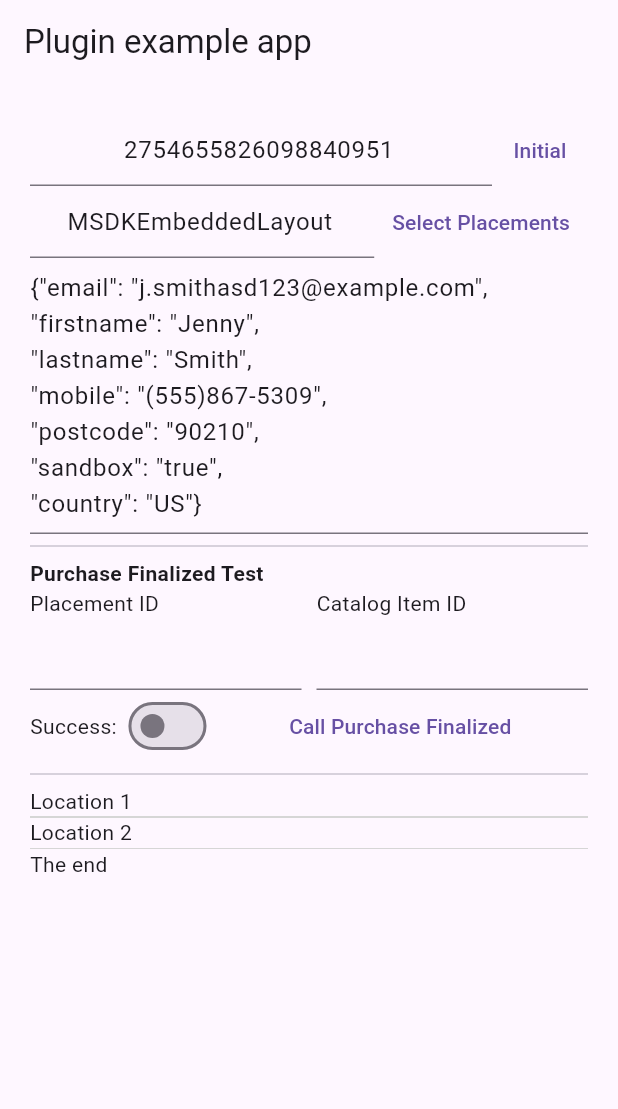
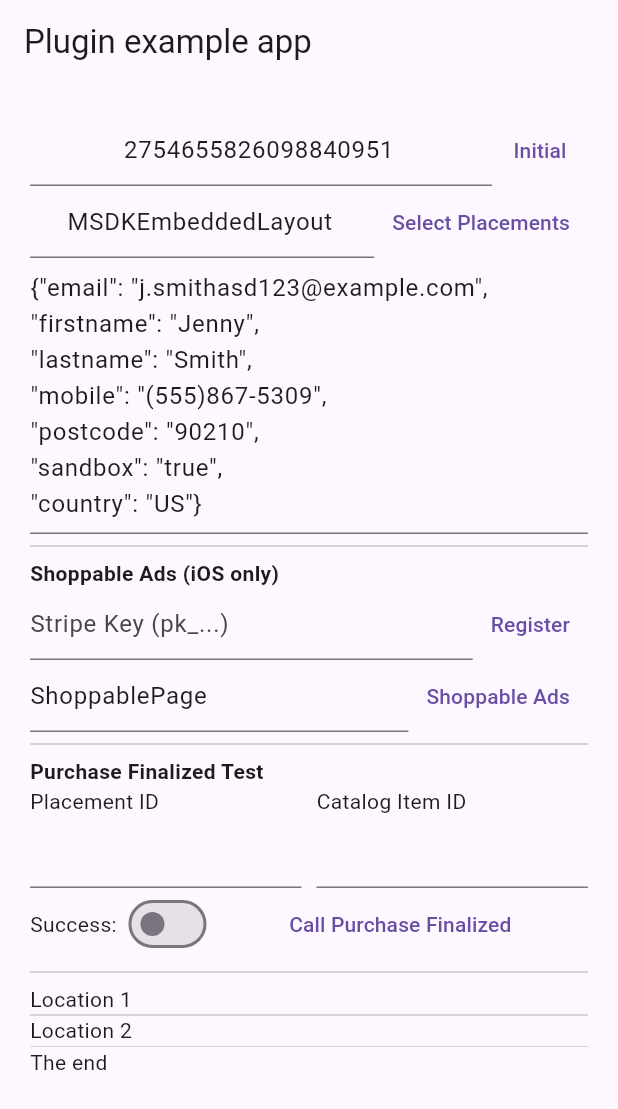
Before and after one commit to ROKT/rokt-sdk-flutter, a Flutter app: the screen it shows after launch, on a phone screen of 412 x 824 dp. Shown: the top 1109 px of the screen. Run offline on Flutter 3.47's test engine with Material 3 defaults, Android fonts, the phone set to English and light mode, and no system bars; grey boxes are pictures that could not be loaded.

Commit message:
docs: add shoppable ads migration guide, README, changelog, and example
- MIGRATING.md: shoppable ads section with payment extension and event examples
- README.md: shoppable ads usage section (iOS only)
- CHANGELOG.md: 5.0.0 release notes with all additions, changes, removals
- Example app: UI for registerPaymentExtension and selectShoppableAds

Made-with: Cursor

```diff
--- a/example/lib/main.dart
+++ b/example/lib/main.dart
@@ -22,6 +22,9 @@ class _MyAppState extends State<MyApp> {
       TextEditingController(text: constants.defaultViewName);
   final attributesController =
       TextEditingController(text: constants.defaultAttributes);
+  final shoppableViewNameController =
+      TextEditingController(text: "ShoppablePage");
+  final stripeKeyController = TextEditingController(text: "");
   final placementIdController = TextEditingController(text: "");
   final catalogItemIdController = TextEditingController(text: "");
   bool purchaseSuccess = false;
@@ -96,6 +99,53 @@ class _MyAppState extends State<MyApp> {
                             keyboardType: TextInputType.multiline,
                             maxLines: null),
                         const Divider(),
+                        const Text("Shoppable Ads (iOS only)",
+                            style: TextStyle(fontWeight: FontWeight.bold)),
+                        Row(
+                          children: [
+                            Expanded(
+                              child: TextField(
+                                controller: stripeKeyController,
+                                decoration: const InputDecoration(
+                                    hintText: "Stripe Key (pk_...)"),
+                              ),
+                            ),
+                            TextButton(
+                              child: const Text('Register'),
+                              onPressed: () {
+                                RoktSdk.registerPaymentExtension(
+                                  extensionType: 'stripe',
+                                  config: {
+                                    'stripeKey': stripeKeyController.text
+                                  },
+                                );
+                                debugPrint("rokt_sdk payment extension registered");
+                              },
+                            ),
+                          ],
+                        ),
+                        Row(
+                          children: [
+                            Expanded(
+                              child: TextField(
+                                controller: shoppableViewNameController,
+                                decoration: const InputDecoration(
+                                    hintText: "Shoppable View Name"),
+                              ),
+                            ),
+                            TextButton(
+                              child: const Text('Shoppable Ads'),
+                              onPressed: () {
+                                RoktSdk.selectShoppableAds(
+                                  viewName: shoppableViewNameController.text,
+                                  attributes: getAttributes(),
+                                );
+                                debugPrint("rokt_sdk shoppable ads triggered");
+                              },
+                            ),
+                          ],
+                        ),
+                        const Divider(),
                         const Text("Purchase Finalized Test",
                             style: TextStyle(fontWeight: FontWeight.bold)),
                         Row(
```
Also changed, not shown: 3 other files.
